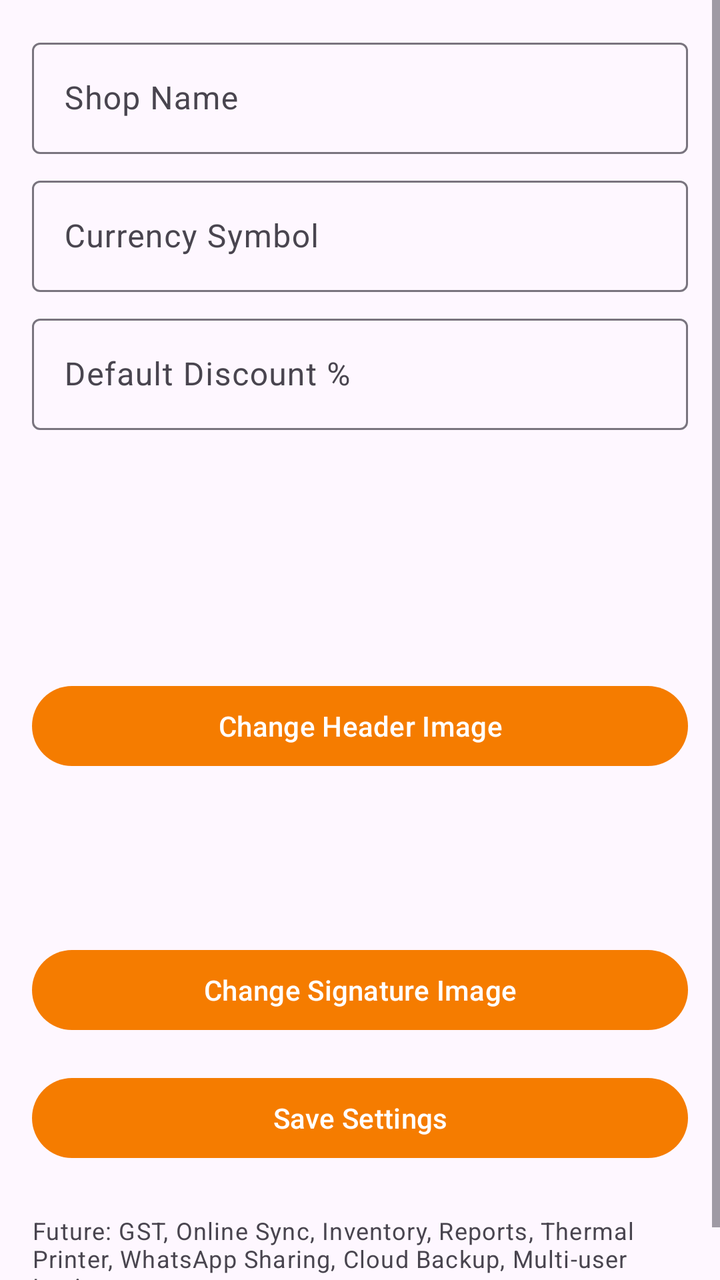
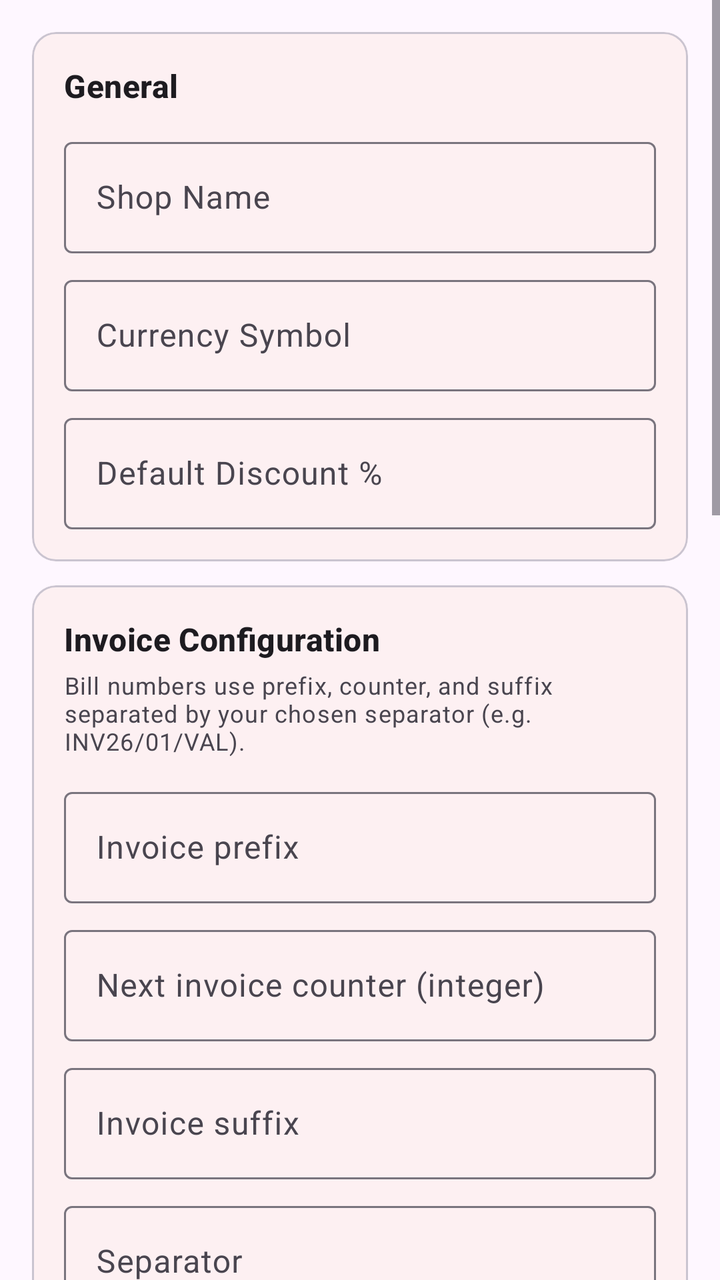

The first picture is an Android layout as it rendered before a commit; the second is the same layout after the commit. The layout source and the unified diff follow.
<!-- AndroidManifest.xml: application theme Theme.VikrSaathi -->
<!-- res/layout/fragment_settings.xml -->
<?xml version="1.0" encoding="utf-8"?>
<ScrollView xmlns:android="http://schemas.android.com/apk/res/android"
    android:layout_width="match_parent"
    android:layout_height="match_parent"
    android:fillViewport="true">

    <LinearLayout
        android:layout_width="match_parent"
        android:layout_height="wrap_content"
        android:orientation="vertical"
        android:padding="16dp">

        <com.google.android.material.textfield.TextInputLayout
            android:layout_width="match_parent"
            android:layout_height="wrap_content"
            android:hint="@string/shop_name">

            <com.google.android.material.textfield.TextInputEditText
                android:id="@+id/editShopName"
                android:layout_width="match_parent"
                android:layout_height="wrap_content"
                android:inputType="text" />
        </com.google.android.material.textfield.TextInputLayout>

        <com.google.android.material.textfield.TextInputLayout
            android:layout_width="match_parent"
            android:layout_height="wrap_content"
            android:layout_marginTop="8dp"
            android:hint="@string/currency_symbol">

            <com.google.android.material.textfield.TextInputEditText
                android:id="@+id/editCurrencySymbol"
                android:layout_width="match_parent"
                android:layout_height="wrap_content"
                android:inputType="text" />
        </com.google.android.material.textfield.TextInputLayout>

        <com.google.android.material.textfield.TextInputLayout
            android:layout_width="match_parent"
            android:layout_height="wrap_content"
            android:layout_marginTop="8dp"
            android:hint="@string/default_discount_percent">

            <com.google.android.material.textfield.TextInputEditText
                android:id="@+id/editDefaultDiscount"
                android:layout_width="match_parent"
                android:layout_height="wrap_content"
                android:inputType="numberDecimal" />
        </com.google.android.material.textfield.TextInputLayout>

        <ImageView
            android:id="@+id/imageHeaderPreview"
            android:layout_width="match_parent"
            android:layout_height="100dp"
            android:layout_marginTop="16dp"
            android:contentDescription="@string/header_image"
            android:scaleType="fitCenter" />

        <com.google.android.material.button.MaterialButton
            android:id="@+id/buttonChangeHeader"
            android:layout_width="match_parent"
            android:layout_height="wrap_content"
            android:layout_marginTop="8dp"
            android:text="@string/change_header_image" />

        <ImageView
            android:id="@+id/imageSignaturePreview"
            android:layout_width="160dp"
            android:layout_height="60dp"
            android:layout_marginTop="16dp"
            android:contentDescription="@string/signature_image"
            android:scaleType="fitCenter" />

        <com.google.android.material.button.MaterialButton
            android:id="@+id/buttonChangeSignature"
            android:layout_width="match_parent"
            android:layout_height="wrap_content"
            android:layout_marginTop="8dp"
            android:text="@string/change_signature_image" />

        <com.google.android.material.button.MaterialButton
            android:id="@+id/buttonSaveSettings"
            android:layout_width="match_parent"
            android:layout_height="wrap_content"
            android:layout_marginTop="16dp"
            android:text="@string/save_settings" />

        <TextView
            android:layout_width="match_parent"
            android:layout_height="wrap_content"
            android:layout_marginTop="24dp"
            android:text="@string/future_options_placeholder"
            android:textAppearance="?attr/textAppearanceBodySmall" />
    </LinearLayout>
</ScrollView>
<!-- resources referenced by this layout -->
<resources>
  <string name="change_header_image">Change Header Image</string>
  <string name="change_signature_image">Change Signature Image</string>
  <string name="currency_symbol">Currency Symbol</string>
  <string name="default_discount_percent">Default Discount %</string>
  <string name="future_options_placeholder">Future: GST, Online Sync, Inventory, Reports, Thermal Printer, WhatsApp Sharing, Cloud Backup, Multi-user Login</string>
  <string name="header_image">Header Image</string>
  <string name="save_settings">Save Settings</string>
  <string name="shop_name">Shop Name</string>
  <string name="signature_image">Signature Image</string>
  <style name="Theme.VikrSaathi" parent="Theme.Material3.DayNight.NoActionBar">
          <item name="colorPrimary">@color/orange_primary</item>
          <item name="colorPrimaryDark">@color/orange_primary_dark</item>
          <item name="colorPrimaryVariant">@color/orange_primary_dark</item>
          <item name="colorOnPrimary">@color/orange_on_primary</item>
          <item name="colorSecondary">@color/orange_accent</item>
          <item name="colorSecondaryVariant">@color/orange_700</item>
          <item name="colorOnSecondary">@color/black</item>
          <item name="colorPrimaryContainer">@color/orange_100</item>
          <item name="colorOnPrimaryContainer">@color/orange_900</item>
          <item name="android:statusBarColor">@color/orange_primary_dark</item>
          <item name="android:navigationBarColor">@color/orange_primary_dark</item>
      </style>
  <color name="orange_primary">#F57C00</color>
  <color name="orange_primary_dark">#E65100</color>
  <color name="orange_on_primary">#FFFFFF</color>
  <color name="orange_accent">#FFB74D</color>
  <color name="orange_700">#F57C00</color>
  <color name="black">#FF000000</color>
  <color name="orange_100">#FFE0B2</color>
  <color name="orange_900">#E65100</color>
</resources>

<!-- the commit's change to res/layout/fragment_settings.xml (unified diff, before → after) -->
@@ -1,5 +1,6 @@
 <?xml version="1.0" encoding="utf-8"?>
 <ScrollView xmlns:android="http://schemas.android.com/apk/res/android"
+    xmlns:app="http://schemas.android.com/apk/res-auto"
     android:layout_width="match_parent"
     android:layout_height="match_parent"
     android:fillViewport="true">
@@ -10,73 +11,296 @@
         android:orientation="vertical"
         android:padding="16dp">
 
-        <com.google.android.material.textfield.TextInputLayout
-            android:layout_width="match_parent"
-            android:layout_height="wrap_content"
-            android:hint="@string/shop_name">
-
-            <com.google.android.material.textfield.TextInputEditText
-                android:id="@+id/editShopName"
+        <com.google.android.material.card.MaterialCardView
+            android:layout_width="match_parent"
+            android:layout_height="wrap_content"
+            app:cardElevation="1dp"
+            app:contentPadding="16dp">
+
+            <LinearLayout
                 android:layout_width="match_parent"
                 android:layout_height="wrap_content"
-                android:inputType="text" />
-        </com.google.android.material.textfield.TextInputLayout>
-
-        <com.google.android.material.textfield.TextInputLayout
-            android:layout_width="match_parent"
-            android:layout_height="wrap_content"
-            android:layout_marginTop="8dp"
-            android:hint="@string/currency_symbol">
-
-            <com.google.android.material.textfield.TextInputEditText
-                android:id="@+id/editCurrencySymbol"
+                android:orientation="vertical">
+
+                <TextView
+                    android:layout_width="match_parent"
+                    android:layout_height="wrap_content"
+                    android:text="@string/settings_general"
+                    android:textAppearance="?attr/textAppearanceTitleMedium"
+                    android:textStyle="bold" />
+
+                <com.google.android.material.textfield.TextInputLayout
+                    style="@style/Widget.Material3.TextInputLayout.OutlinedBox"
+                    android:layout_width="match_parent"
+                    android:layout_height="wrap_content"
+                    android:layout_marginTop="12dp"
+                    android:hint="@string/shop_name">
+
+                    <com.google.android.material.textfield.TextInputEditText
+                        android:id="@+id/editShopName"
+                        android:layout_width="match_parent"
+                        android:layout_height="wrap_content"
+                        android:inputType="text" />
+                </com.google.android.material.textfield.TextInputLayout>
+
+                <com.google.android.material.textfield.TextInputLayout
+                    style="@style/Widget.Material3.TextInputLayout.OutlinedBox"
+                    android:layout_width="match_parent"
+                    android:layout_height="wrap_content"
+                    android:layout_marginTop="8dp"
+                    android:hint="@string/currency_symbol">
+
+                    <com.google.android.material.textfield.TextInputEditText
+                        android:id="@+id/editCurrencySymbol"
+                        android:layout_width="match_parent"
+                        android:layout_height="wrap_content"
+                        android:inputType="text" />
+                </com.google.android.material.textfield.TextInputLayout>
+
+                <com.google.android.material.textfield.TextInputLayout
+                    style="@style/Widget.Material3.TextInputLayout.OutlinedBox"
+                    android:layout_width="match_parent"
+                    android:layout_height="wrap_content"
+                    android:layout_marginTop="8dp"
+                    android:hint="@string/default_discount_percent">
+
+                    <com.google.android.material.textfield.TextInputEditText
+                        android:id="@+id/editDefaultDiscount"
+                        android:layout_width="match_parent"
+                        android:layout_height="wrap_content"
+                        android:inputType="numberDecimal" />
+                </com.google.android.material.textfield.TextInputLayout>
+            </LinearLayout>
+        </com.google.android.material.card.MaterialCardView>
+
+        <com.google.android.material.card.MaterialCardView
+            android:layout_width="match_parent"
+            android:layout_height="wrap_content"
+            android:layout_marginTop="12dp"
+            app:cardElevation="1dp"
+            app:contentPadding="16dp">
+
+            <LinearLayout
                 android:layout_width="match_parent"
                 android:layout_height="wrap_content"
-                android:inputType="text" />
-        </com.google.android.material.textfield.TextInputLayout>
-
-        <com.google.android.material.textfield.TextInputLayout
-            android:layout_width="match_parent"
-            android:layout_height="wrap_content"
-            android:layout_marginTop="8dp"
-            android:hint="@string/default_discount_percent">
-
-            <com.google.android.material.textfield.TextInputEditText
-                android:id="@+id/editDefaultDiscount"
+                android:orientation="vertical">
+
+                <TextView
+                    android:layout_width="match_parent"
+                    android:layout_height="wrap_content"
+                    android:text="@string/invoice_configuration"
+                    android:textAppearance="?attr/textAppearanceTitleMedium"
+                    android:textStyle="bold" />
+
+                <TextView
+                    android:layout_width="match_parent"
+                    android:layout_height="wrap_content"
+                    android:layout_marginTop="4dp"
+                    android:text="@string/invoice_configuration_hint"
+                    android:textAppearance="?attr/textAppearanceBodySmall" />
+
+                <com.google.android.material.textfield.TextInputLayout
+                    style="@style/Widget.Material3.TextInputLayout.OutlinedBox"
+                    android:layout_width="match_parent"
+                    android:layout_height="wrap_content"
+                    android:layout_marginTop="12dp"
+                    android:hint="@string/invoice_prefix">
+
+                    <com.google.android.material.textfield.TextInputEditText
+                        android:id="@+id/editInvoicePrefix"
+                        android:layout_width="match_parent"
+                        android:layout_height="wrap_content"
+                        android:inputType="text" />
+                </com.google.android.material.textfield.TextInputLayout>
+
+                <com.google.android.material.textfield.TextInputLayout
+                    style="@style/Widget.Material3.TextInputLayout.OutlinedBox"
+                    android:layout_width="match_parent"
+                    android:layout_height="wrap_content"
+                    android:layout_marginTop="8dp"
+                    android:hint="@string/invoice_counter">
+
+                    <com.google.android.material.textfield.TextInputEditText
+                        android:id="@+id/editInvoiceCounter"
+                        android:layout_width="match_parent"
+                        android:layout_height="wrap_content"
+                        android:inputType="numberSigned" />
+                </com.google.android.material.textfield.TextInputLayout>
+
+                <com.google.android.material.textfield.TextInputLayout
+                    style="@style/Widget.Material3.TextInputLayout.OutlinedBox"
+                    android:layout_width="match_parent"
+                    android:layout_height="wrap_content"
+                    android:layout_marginTop="8dp"
+                    android:hint="@string/invoice_suffix">
+
+                    <com.google.android.material.textfield.TextInputEditText
+                        android:id="@+id/editInvoiceSuffix"
+                        android:layout_width="match_parent"
+                        android:layout_height="wrap_content"
+                        android:inputType="text" />
+                </com.google.android.material.textfield.TextInputLayout>
+
+                <com.google.android.material.textfield.TextInputLayout
+                    style="@style/Widget.Material3.TextInputLayout.OutlinedBox"
+                    android:layout_width="match_parent"
+                    android:layout_height="wrap_content"
+                    android:layout_marginTop="8dp"
+                    android:hint="@string/invoice_separator">
+
+                    <com.google.android.material.textfield.TextInputEditText
+                        android:id="@+id/editInvoiceSeparator"
+                        android:layout_width="match_parent"
+                        android:layout_height="wrap_content"
+                        android:inputType="text"
+                        android:maxLength="3" />
+                </com.google.android.material.textfield.TextInputLayout>
+
+                <TextView
+                    android:id="@+id/textInvoicePreview"
+                    android:layout_width="match_parent"
+                    android:layout_height="wrap_content"
+                    android:layout_marginTop="12dp"
+                    android:textAppearance="?attr/textAppearanceBodyMedium"
+                    android:textStyle="bold" />
+            </LinearLayout>
+        </com.google.android.material.card.MaterialCardView>
+
+        <com.google.android.material.card.MaterialCardView
+            android:layout_width="match_parent"
+            android:layout_height="wrap_content"
+            android:layout_marginTop="12dp"
+            app:cardElevation="1dp"
+            app:contentPadding="16dp">
+
+            <LinearLayout
                 android:layout_width="match_parent"
                 android:layout_height="wrap_content"
-                android:inputType="numberDecimal" />
-        </com.google.android.material.textfield.TextInputLayout>
-
-        <ImageView
-            android:id="@+id/imageHeaderPreview"
-            android:layout_width="match_parent"
-            android:layout_height="100dp"
-            android:layout_marginTop="16dp"
-            android:contentDescription="@string/header_image"
-            android:scaleType="fitCenter" />
-
-        <com.google.android.material.button.MaterialButton
-            android:id="@+id/buttonChangeHeader"
-            android:layout_width="match_parent"
-            android:layout_height="wrap_content"
-            android:layout_marginTop="8dp"
-            android:text="@string/change_header_image" />
-
-        <ImageView
-            android:id="@+id/imageSignaturePreview"
-            android:layout_width="160dp"
-            android:layout_height="60dp"
-            android:layout_marginTop="16dp"
-            android:contentDescription="@string/signature_image"
-            android:scaleType="fitCenter" />
-
-        <com.google.android.material.button.MaterialButton
-            android:id="@+id/buttonChangeSignature"
-            android:layout_width="match_parent"
-            android:layout_height="wrap_content"
-            android:layout_marginTop="8dp"
-            android:text="@string/change_signature_image" />
+                android:orientation="vertical">
+
+                <TextView
+                    android:layout_width="match_parent"
+                    android:layout_height="wrap_content"
+                    android:text="@string/settings_branding"
+                    android:textAppearance="?attr/textAppearanceTitleMedium"
+                    android:textStyle="bold" />
+
+                <TextView
+                    android:layout_width="match_parent"
+                    android:layout_height="wrap_content"
+                    android:layout_marginTop="4dp"
+                    android:text="@string/settings_branding_hint"
+                    android:textAppearance="?attr/textAppearanceBodySmall" />
+
+                <TextView
+                    android:layout_width="match_parent"
+                    android:layout_height="wrap_content"
+                    android:layout_marginTop="12dp"
+                    android:text="@string/header_image"
+                    android:textAppearance="?attr/textAppearanceTitleSmall" />
+
+                <ImageView
+                    android:id="@+id/imageHeaderPreview"
+                    android:layout_width="match_parent"
+                    android:layout_height="96dp"
+                    android:layout_marginTop="6dp"
+                    android:background="@color/dashboard_bg"
+                    android:contentDescription="@string/header_image"
+                    android:scaleType="fitCenter" />
+
+                <com.google.android.material.button.MaterialButton
+                    android:id="@+id/buttonChangeHeader"
+                    style="@style/Widget.Material3.Button.OutlinedButton"
+                    android:layout_width="match_parent"
+                    android:layout_height="wrap_content"
+                    android:layout_marginTop="6dp"
+                    android:text="@string/change_header_image" />
+
+                <TextView
+                    android:layout_width="match_parent"
+                    android:layout_height="wrap_content"
+                    android:layout_marginTop="12dp"
+                    android:text="@string/shop_logo_image"
+                    android:textAppearance="?attr/textAppearanceTitleSmall" />
+
+                <ImageView
+                    android:id="@+id/imageLogoPreview"
+                    android:layout_width="120dp"
+                    android:layout_height="72dp"
+                    android:layout_marginTop="6dp"
+                    android:background="@color/dashboard_bg"
+                    android:contentDescription="@string/shop_logo_image"
+                    android:scaleType="fitCenter" />
+
+                <com.google.android.material.button.MaterialButton
+                    android:id="@+id/buttonChangeLogo"
+                    style="@style/Widget.Material3.Button.OutlinedButton"
+                    android:layout_width="match_parent"
+                    android:layout_height="wrap_content"
+                    android:layout_marginTop="6dp"
+                    android:text="@string/change_shop_logo" />
+
+                <TextView
+                    android:layout_width="match_parent"
+                    android:layout_height="wrap_content"
+                    android:layout_marginTop="12dp"
+                    android:text="@string/signature_image"
+                    android:textAppearance="?attr/textAppearanceTitleSmall" />
+
+                <ImageView
+                    android:id="@+id/imageSignaturePreview"
+                    android:layout_width="160dp"
+                    android:layout_height="56dp"
+                    android:layout_marginTop="6dp"
+                    android:background="@color/dashboard_bg"
+                    android:contentDescription="@string/signature_image"
+                    android:scaleType="fitCenter" />
+
+                <com.google.android.material.button.MaterialButton
+                    android:id="@+id/buttonChangeSignature"
+                    style="@style/Widget.Material3.Button.OutlinedButton"
+                    android:layout_width="match_parent"
+                    android:layout_height="wrap_content"
+                    android:layout_marginTop="6dp"
+                    android:text="@string/change_signature_image" />
+            </LinearLayout>
+        </com.google.android.material.card.MaterialCardView>
+
+        <com.google.android.material.card.MaterialCardView
+            android:layout_width="match_parent"
+            android:layout_height="wrap_content"
+            android:layout_marginTop="12dp"
+            app:cardElevation="1dp"
+            app:contentPadding="16dp">
+
+            <LinearLayout
+                android:layout_width="match_parent"
+                android:layout_height="wrap_content"
+                android:orientation="vertical">
+
+                <TextView
+                    android:layout_width="match_parent"
+                    android:layout_height="wrap_content"
+                    android:text="@string/settings_invoices"
+                    android:textAppearance="?attr/textAppearanceTitleMedium"
+                    android:textStyle="bold" />
+
+                <TextView
+                    android:layout_width="match_parent"
+                    android:layout_height="wrap_content"
+                    android:layout_marginTop="4dp"
+                    android:text="@string/settings_invoices_hint"
+                    android:textAppearance="?attr/textAppearanceBodySmall" />
+
+                <com.google.android.material.button.MaterialButton
+                    android:id="@+id/buttonInvoiceTemplates"
+                    style="@style/Widget.Material3.Button.OutlinedButton"
+                    android:layout_width="match_parent"
+                    android:layout_height="wrap_content"
+                    android:layout_marginTop="12dp"
+                    android:text="@string/invoice_templates" />
+            </LinearLayout>
+        </com.google.android.material.card.MaterialCardView>
 
         <com.google.android.material.button.MaterialButton
             android:id="@+id/buttonSaveSettings"
@@ -88,8 +312,10 @@
         <TextView
             android:layout_width="match_parent"
             android:layout_height="wrap_content"
-            android:layout_marginTop="24dp"
+            android:layout_marginTop="16dp"
+            android:gravity="center"
             android:text="@string/future_options_placeholder"
-            android:textAppearance="?attr/textAppearanceBodySmall" />
+            android:textAppearance="?attr/textAppearanceBodySmall"
+            android:textColor="?android:attr/textColorSecondary" />
     </LinearLayout>
 </ScrollView>
<!-- resource entries referenced after the edit -->
@@ -1,12 +1,27 @@
 <!-- resources referenced by this layout -->
 <resources>
+  <color name="dashboard_bg">@color/orange_surface</color>
   <string name="change_header_image">Change Header Image</string>
+  <string name="change_shop_logo">Change Shop Logo</string>
   <string name="change_signature_image">Change Signature Image</string>
   <string name="currency_symbol">Currency Symbol</string>
   <string name="default_discount_percent">Default Discount %</string>
   <string name="future_options_placeholder">Future: GST, Online Sync, Inventory, Reports, Thermal Printer, WhatsApp Sharing, Cloud Backup, Multi-user Login</string>
   <string name="header_image">Header Image</string>
+  <string name="invoice_configuration">Invoice Configuration</string>
+  <string name="invoice_configuration_hint">Bill numbers use prefix, counter, and suffix separated by your chosen separator (e.g. INV26/01/VAL).</string>
+  <string name="invoice_counter">Next invoice counter (integer)</string>
+  <string name="invoice_prefix">Invoice prefix</string>
+  <string name="invoice_separator">Separator</string>
+  <string name="invoice_suffix">Invoice suffix</string>
+  <string name="invoice_templates">Invoice Templates</string>
   <string name="save_settings">Save Settings</string>
+  <string name="settings_branding">Branding images</string>
+  <string name="settings_branding_hint">Used on invoices via Invoice Builder data fields.</string>
+  <string name="settings_general">General</string>
+  <string name="settings_invoices">Invoices</string>
+  <string name="settings_invoices_hint">Customize PDF layout and choose the default template.</string>
+  <string name="shop_logo_image">Shop Logo</string>
   <string name="shop_name">Shop Name</string>
   <string name="signature_image">Signature Image</string>
   <style name="Theme.VikrSaathi" parent="Theme.Material3.DayNight.NoActionBar">
@@ -22,6 +37,7 @@
           <item name="android:statusBarColor">@color/orange_primary_dark</item>
           <item name="android:navigationBarColor">@color/orange_primary_dark</item>
       </style>
+  <color name="orange_surface">#FFF8F0</color>
   <color name="orange_primary">#F57C00</color>
   <color name="orange_primary_dark">#E65100</color>
   <color name="orange_on_primary">#FFFFFF</color>
